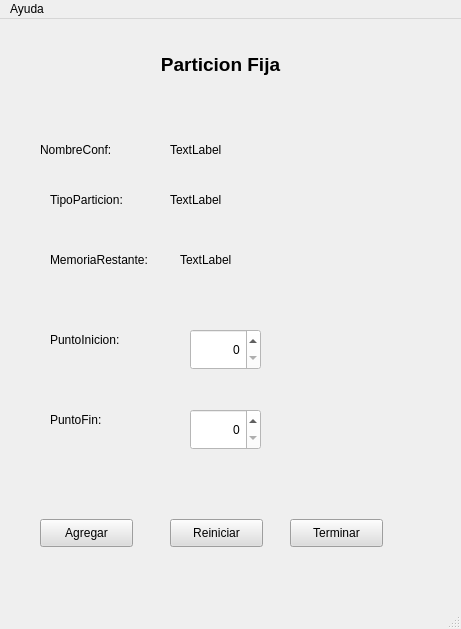
Above: apps/ui/particionFija.ui from AlejandroFNadal/SistOp2019 before the change. Below: the same form after it.
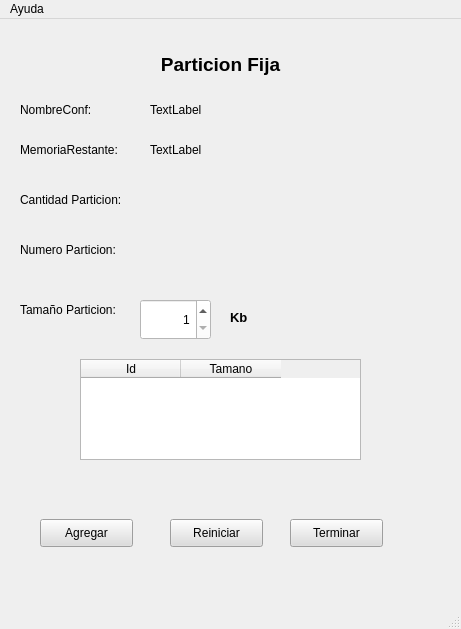
That is the form after the change.

Commit message: se modifico y agrego campos ui

What changed in the file:
```diff
--- a/apps/ui/particionFija.ui
+++ b/apps/ui/particionFija.ui
@@ -17,9 +17,9 @@
    <widget class="QLabel" name="tamMem_6">
     <property name="geometry">
      <rect>
-      <x>40</x>
-      <y>110</y>
-      <width>111</width>
+      <x>20</x>
+      <y>70</y>
+      <width>91</width>
       <height>41</height>
      </rect>
     </property>
@@ -27,26 +27,7 @@
      <string>NombreConf:</string>
     </property>
    </widget>
-   <widget class="QSpinBox" name="spinBoxNumPart_2">
-    <property name="geometry">
-     <rect>
-      <x>190</x>
-      <y>310</y>
-      <width>71</width>
-      <height>41</height>
-     </rect>
-    </property>
-    <property name="styleSheet">
-     <string notr="true">background-color: rgb(255, 255, 255);</string>
-    </property>
-    <property name="alignment">
-     <set>Qt::AlignRight|Qt::AlignTrailing|Qt::AlignVCenter</set>
-    </property>
-    <property name="maximum">
-     <number>5</number>
-    </property>
-   </widget>
-   <widget class="QPushButton" name="pushButtonReiniciarConf_5">
+   <widget class="QPushButton" name="btn_terminar">
     <property name="geometry">
      <rect>
       <x>290</x>
@@ -62,20 +43,7 @@
      <string>Terminar</string>
     </property>
    </widget>
-   <widget class="QLabel" name="tamMem_10">
-    <property name="geometry">
-     <rect>
-      <x>50</x>
-      <y>300</y>
-      <width>111</width>
-      <height>41</height>
-     </rect>
-    </property>
-    <property name="text">
-     <string>PuntoInicion:</string>
-    </property>
-   </widget>
-   <widget class="QPushButton" name="pushButtonAceptarConf_2">
+   <widget class="QPushButton" name="btn_agregar">
     <property name="geometry">
      <rect>
       <x>40</x>
@@ -94,8 +62,8 @@
    <widget class="QLabel" name="tamMem_8">
     <property name="geometry">
      <rect>
-      <x>50</x>
-      <y>220</y>
+      <x>20</x>
+      <y>110</y>
       <width>111</width>
       <height>41</height>
      </rect>
@@ -107,14 +75,14 @@
    <widget class="QLabel" name="tamMem_11">
     <property name="geometry">
      <rect>
-      <x>50</x>
-      <y>380</y>
+      <x>20</x>
+      <y>270</y>
       <width>111</width>
       <height>41</height>
      </rect>
     </property>
     <property name="text">
-     <string>PuntoFin:</string>
+     <string>Tamaño Particion:</string>
     </property>
    </widget>
    <widget class="QLabel" name="label_7">
@@ -140,20 +108,7 @@
      <set>Qt::AlignCenter</set>
     </property>
    </widget>
-   <widget class="QLabel" name="tamMem_7">
-    <property name="geometry">
-     <rect>
-      <x>50</x>
-      <y>160</y>
-      <width>111</width>
-      <height>41</height>
-     </rect>
-    </property>
-    <property name="text">
-     <string>TipoParticion:</string>
-    </property>
-   </widget>
-   <widget class="QPushButton" name="pushButtonReiniciarConf_2">
+   <widget class="QPushButton" name="btn_reiniciar">
     <property name="geometry">
      <rect>
       <x>170</x>
@@ -172,8 +127,8 @@
    <widget class="QSpinBox" name="spinBoxNumPart_3">
     <property name="geometry">
      <rect>
-      <x>190</x>
-      <y>390</y>
+      <x>140</x>
+      <y>280</y>
       <width>71</width>
       <height>41</height>
      </rect>
@@ -184,28 +139,18 @@
     <property name="alignment">
      <set>Qt::AlignRight|Qt::AlignTrailing|Qt::AlignVCenter</set>
     </property>
+    <property name="minimum">
+     <number>1</number>
+    </property>
     <property name="maximum">
-     <number>5</number>
+     <number>99</number>
     </property>
    </widget>
    <widget class="QLabel" name="label_NombreConf">
     <property name="geometry">
      <rect>
-      <x>170</x>
-      <y>120</y>
-      <width>141</width>
-      <height>21</height>
-     </rect>
-    </property>
-    <property name="text">
-     <string>TextLabel</string>
-    </property>
-   </widget>
-   <widget class="QLabel" name="label_TipoParticion">
-    <property name="geometry">
-     <rect>
-      <x>170</x>
-      <y>170</y>
+      <x>150</x>
+      <y>80</y>
       <width>141</width>
       <height>21</height>
      </rect>
@@ -217,8 +162,8 @@
    <widget class="QLabel" name="label_MemoriaRes">
     <property name="geometry">
      <rect>
-      <x>180</x>
-      <y>230</y>
+      <x>150</x>
+      <y>120</y>
       <width>141</width>
       <height>21</height>
      </rect>
@@ -227,6 +172,75 @@
      <string>TextLabel</string>
     </property>
    </widget>
+   <widget class="QLabel" name="tamMem_10">
+    <property name="geometry">
+     <rect>
+      <x>20</x>
+      <y>160</y>
+      <width>111</width>
+      <height>41</height>
+     </rect>
+    </property>
+    <property name="text">
+     <string>Cantidad Particion:</string>
+    </property>
+   </widget>
+   <widget class="QLabel" name="tamMem_12">
+    <property name="geometry">
+     <rect>
+      <x>20</x>
+      <y>210</y>
+      <width>111</width>
+      <height>41</height>
+     </rect>
+    </property>
+    <property name="text">
+     <string>Numero Particion:</string>
+    </property>
+   </widget>
+   <widget class="QTableWidget" name="tW_ParticionFija">
+    <property name="geometry">
+     <rect>
+      <x>80</x>
+      <y>340</y>
+      <width>281</width>
+      <height>101</height>
+     </rect>
+    </property>
+    <property name="columnCount">
+     <number>2</number>
+    </property>
+    <column>
+     <property name="text">
+      <string>Id</string>
+     </property>
+    </column>
+    <column>
+     <property name="text">
+      <string>Tamano</string>
+     </property>
+    </column>
+   </widget>
+   <widget class="QLabel" name="label_5">
+    <property name="geometry">
+     <rect>
+      <x>230</x>
+      <y>290</y>
+      <width>31</width>
+      <height>16</height>
+     </rect>
+    </property>
+    <property name="font">
+     <font>
+      <pointsize>10</pointsize>
+      <weight>75</weight>
+      <bold>true</bold>
+     </font>
+    </property>
+    <property name="text">
+     <string>Kb</string>
+    </property>
+   </widget>
   </widget>
   <widget class="QStatusBar" name="statusbar"/>
   <widget class="QMenuBar" name="menuBar">
```
Left out of the diff: 2 changed lines with no effect on the pictures. The commit also changes 7 other files.
